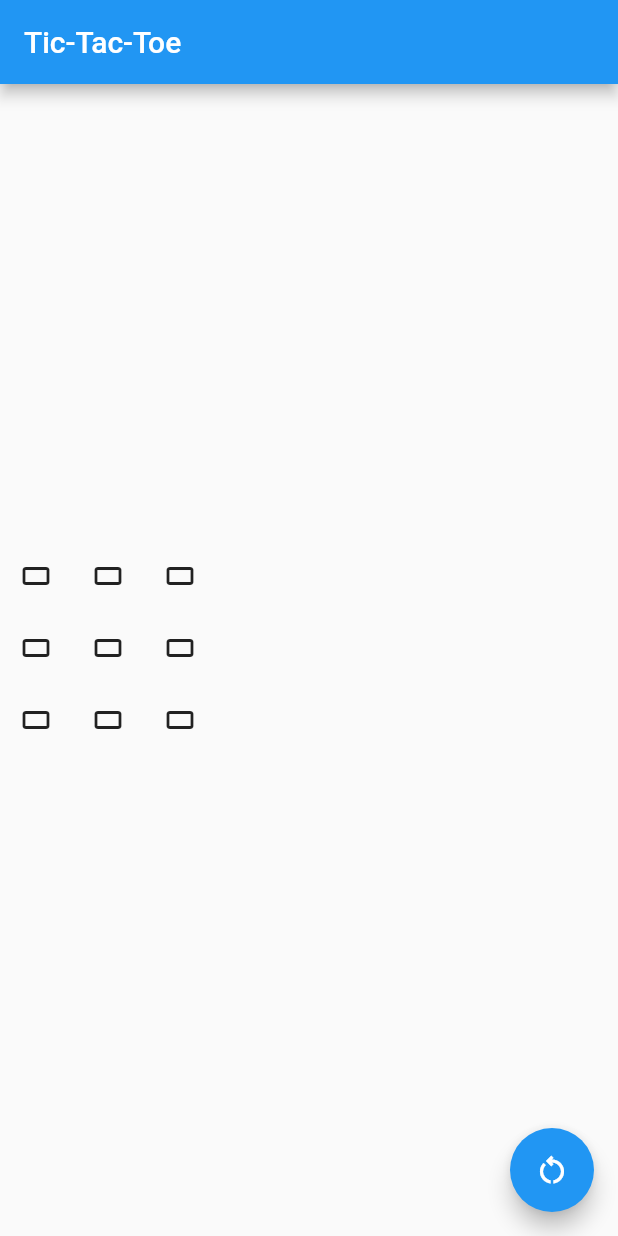
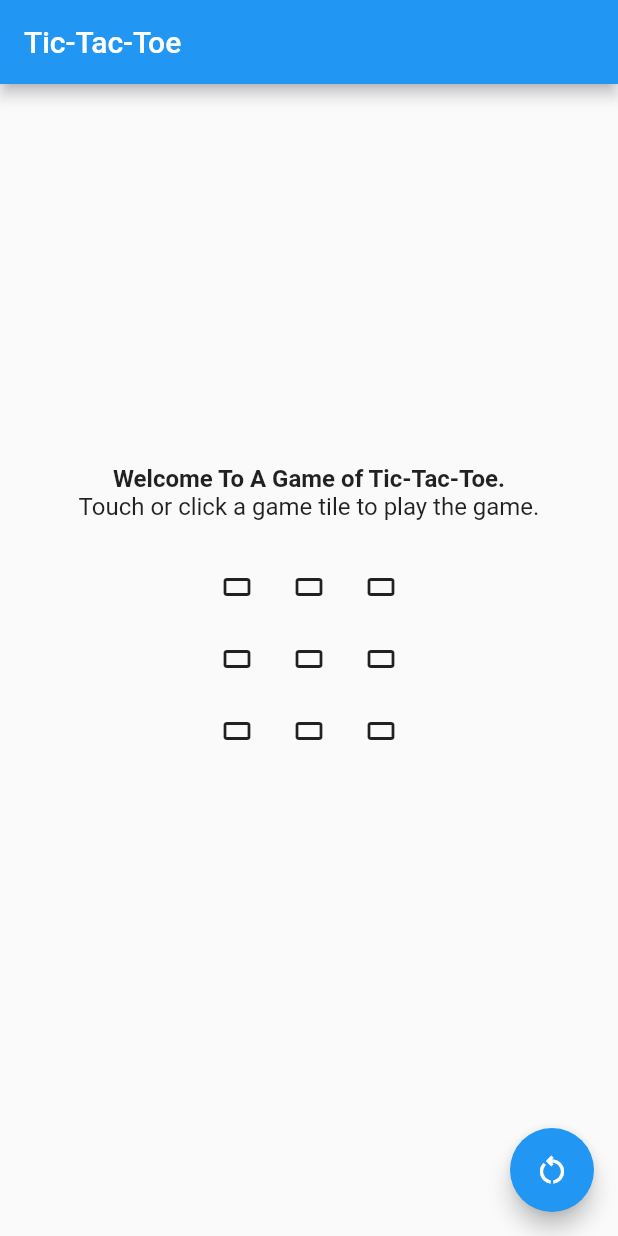
Before and after one commit to jmlatham/tictactoe_flutter, a Flutter app: the screen it shows after launch, on a phone screen of 412 x 824 dp. Run offline on Flutter 3.47's test engine with Material 2 defaults, Android fonts, the phone set to English and light mode, and no system bars.

Commit message:
Added some instructions and text formatting with margins/padding.

```diff
--- a/lib/main.dart
+++ b/lib/main.dart
@@ -114,7 +114,19 @@ class _MyHomePageState extends State<MyHomePage> {
         child: Column(
           mainAxisAlignment: MainAxisAlignment.center,
           children: [
+            const Text(
+                "Welcome To A Game of Tic-Tac-Toe.",
+                style: TextStyle(fontSize: 16.0, fontWeight: FontWeight.bold),
+            ),
+            const Padding(
+              padding: EdgeInsets.only(bottom: 20),
+              child: Text(
+                "Touch or click a game tile to play the game.",
+                style: TextStyle(fontSize: 16.0, fontWeight: FontWeight.normal),
+              ),
+            ),
             Row(
+              mainAxisAlignment: MainAxisAlignment.center,
               children: [
                 IconButton(
                   icon: Icon(_tiles[0][0].icon),
@@ -149,6 +161,7 @@ class _MyHomePageState extends State<MyHomePage> {
               ],
             ),
             Row(
+              mainAxisAlignment: MainAxisAlignment.center,
               children: [
                 IconButton(
                   icon: Icon(_tiles[1][0].icon),
@@ -183,6 +196,7 @@ class _MyHomePageState extends State<MyHomePage> {
               ],
             ),
             Row(
+              mainAxisAlignment: MainAxisAlignment.center,
               children: [
                 IconButton(
                   icon: Icon(_tiles[2][0].icon),
@@ -216,13 +230,17 @@ class _MyHomePageState extends State<MyHomePage> {
                 ),
               ],
             ),
-            Text((_gameIsOver)
-                ? (_winner == 0)
-                    ? "Player Won!"
-                    : (_winner == 1)
-                        ? "Computer Won!!"
-                        : "Cat Won!!"
-                : ""),
+            Padding(
+              padding: const EdgeInsets.symmetric(vertical: 20),
+              child: Text((_gameIsOver)
+                  ? (_winner == 0)
+                      ? "Player Won!"
+                      : (_winner == 1)
+                          ? "Computer Won!!"
+                          : "Cat Won!!"
+                  : "",
+                style: const TextStyle(fontSize: 16.0, fontWeight: FontWeight.bold),),
+            ),
           ],
         ),
       ),
```
